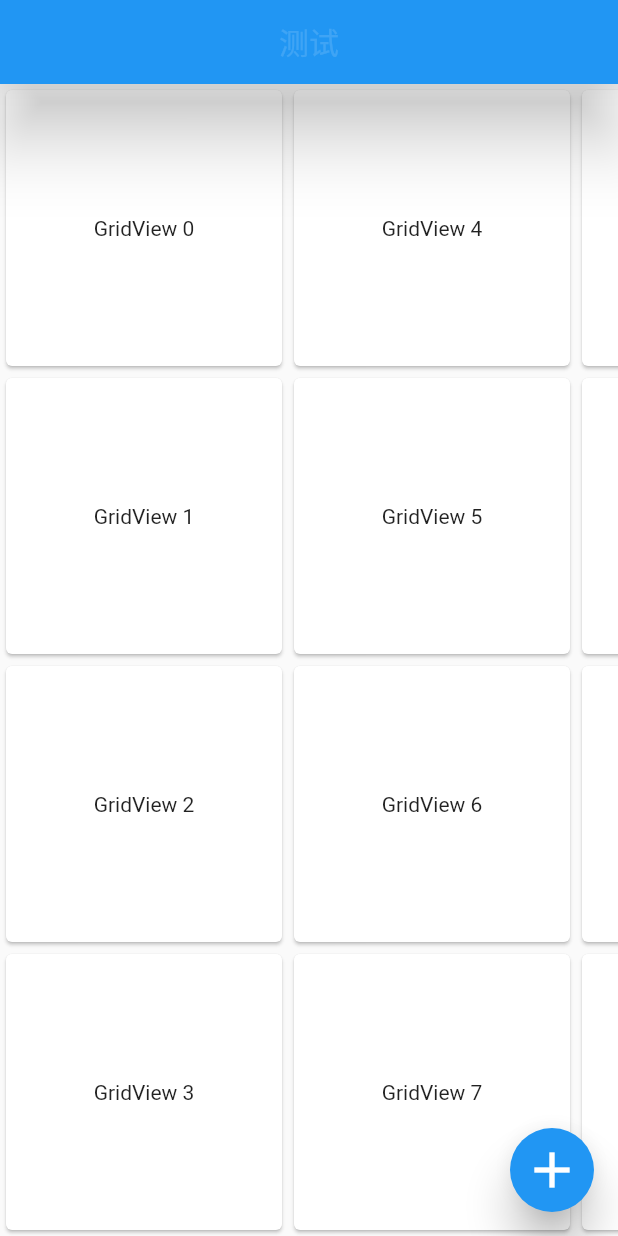
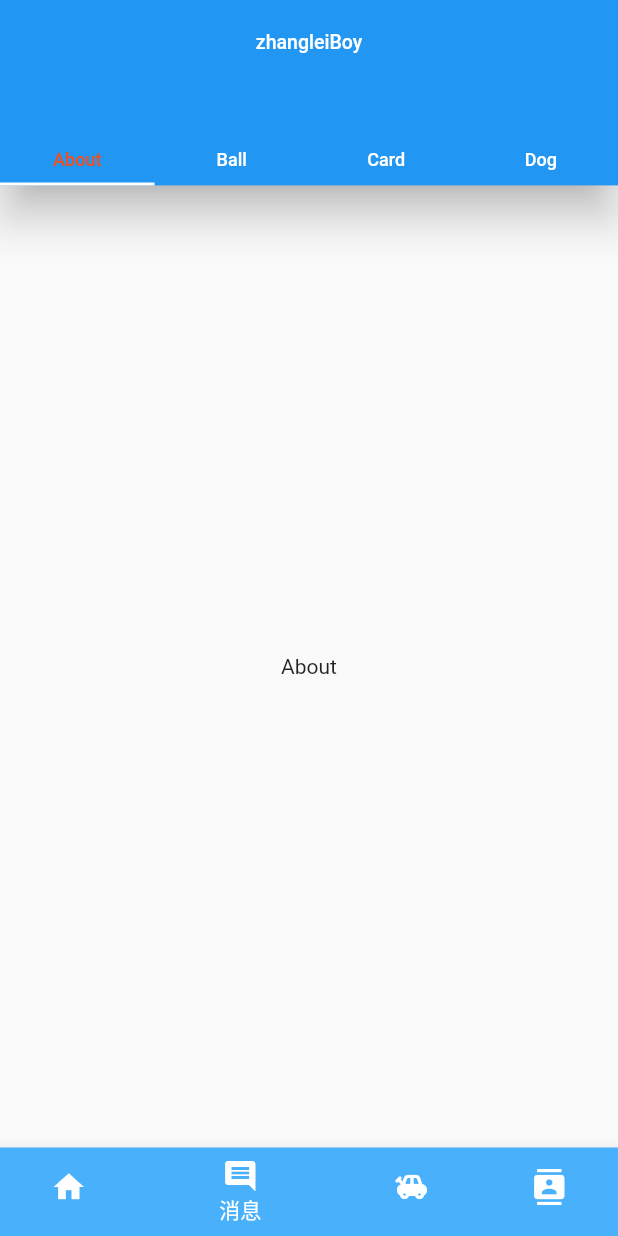
Before and after one commit to ZhangLeiBoy/FlutterLearning, a Flutter app: the screen it shows after launch, on a phone screen of 412 x 824 dp. Run offline on Flutter 3.47's test engine with Material 2 defaults, Android fonts, the phone set to English and light mode, and no system bars.

Commit message:
增加Tab及Canvas 绘图

```diff
--- a/lib/zhanglei/demo.dart
+++ b/lib/zhanglei/demo.dart
@@ -1,20 +1,83 @@
 import 'package:flutter/material.dart';
 import 'package:flutter_module/zhanglei/demo_gridview.dart';
-import 'package:flutter_module/zhanglei/demo_listview.dart';
-import 'package:flutter_module/zhanglei/demo_table.dart';
-
 
 // ignore: must_be_immutable
 class TestApp extends StatelessWidget {
+  @override
+  Widget build(BuildContext context) {
+    var chartLi = ["About", "Ball", "Card", "Dog"];
+    var tabBar = TabBar(
+      tabs: chartLi.map((item) {
+        return Container(
+          alignment: AlignmentDirectional.center,
+          child: Text(item),
+          height: 30,
+        );
+      }).toList(),
+      labelColor: Color(0xfff64c19),
+      labelStyle: TextStyle(fontSize: 12),
+      unselectedLabelColor: Colors.white,
+    );
 
-  var _floatingActionButton = FloatingActionButton(
+    var tabBarView = TabBarView(
+        children: chartLi.map((item) {
+      return new Center(
+        child: Text(item),
+      );
+    }).toList());
+
+    var iconInfoMap = {
+      "首页": Icon(Icons.home),
+      "消息": Icon(Icons.comment),
+      "动态": Icon(Icons.toys),
+      "联系人": Icon(Icons.contacts),
+    };
+    var bottomNavBar = BottomNavigationBar(
+      items: () {
+        var items = <BottomNavigationBarItem>[];
+        iconInfoMap.forEach((k, v) {
+          items.add(BottomNavigationBarItem(
+              icon: v, title: Text(k), backgroundColor: Color(0xff49B1FB)));
+        });
+        return items;
+      }(),
+      currentIndex: 1,
+      onTap: (position) {
+        print(position);
+      },
+    );
+    //TODO 组装界面
+    var _scaffold = Scaffold(
+      appBar: PreferredSize(
+          child: AppBar(
+            title: new Text(
+              "zhangleiBoy",
+              style: TextStyle(fontSize: 13, color: Colors.white),
+            ),
+            bottom: tabBar,
+            backgroundColor: Colors.blue,
+            elevation: 12,
+            centerTitle: true,
+            toolbarOpacity: .4,
+          ),
+          preferredSize:
+              Size.fromHeight(MediaQuery.of(context).size.height * 0.15)),
+      body: tabBarView,
+      bottomNavigationBar: bottomNavBar,
+    );
+
+    var tabScaffold = new DefaultTabController(
+      length: 4,
+      child: _scaffold,
+    );
+
+    var _floatingButton = FloatingActionButton(
       backgroundColor: Colors.blue,
       elevation: 12,
       highlightElevation: 24,
       onPressed: () {
-
+        //
       },
-//            tooltip: "Increment",
       child: Icon(
         Icons.add,
         size: 40,
@@ -23,14 +86,7 @@ class TestApp extends StatelessWidget {
       ),
     );
 
-  @override
-  Widget build(BuildContext context) {
-    return MaterialApp(
-      title: "Flutter Test",
-      theme: ThemeData(
-        primarySwatch: Colors.blue,
-      ),
-      home: Scaffold(
+    var _testScaffold = Scaffold(
       appBar: AppBar(
         title: Text("测试"),
         backgroundColor: Colors.blue,
@@ -48,8 +104,16 @@ class TestApp extends StatelessWidget {
 //          body: contentRow,
 //          body: contentRowWithExpended,
 //          body: container,
-          floatingActionButton: _floatingActionButton
+      floatingActionButton: _floatingButton,
+    );
+
+    return MaterialApp(
+      title: "Flutter Test",
+      theme: ThemeData(
+        primarySwatch: Colors.blue,
       ),
+      home: tabScaffold,
+//      home: _testScaffold,
     );
   }
 }
--- a/pubspec.yaml
+++ b/pubspec.yaml
@@ -43,8 +43,9 @@ flutter:
 
   # To add Flutter specific assets to your application, add an assets section,
   # like this:
-  # assets:
-  #  - images/a_dot_burr.jpeg
+  assets:
+    - images/ic_def.png
+    - images/app_logo.png
   #  - images/a_dot_ham.jpeg
 
   # An image asset can refer to one or more resolution-specific "variants", see
```
Also changed, not shown: lib/zhanglei/demo_baseline.dart (added, +68 -0 lines), lib/zhanglei/demo_button.dart (added, +54 -0 lines), lib/zhanglei/demo_table.dart (+19 -11 lines), lib/zhanglei/view/images.dart (added, +72 -0 lines), lib/zhanglei/view/star_view.dart (added, +176 -0 lines), images/app_logo.png (added), images/ic_def.png (added). Lines whose indentation alone changed are shown as unchanged.
